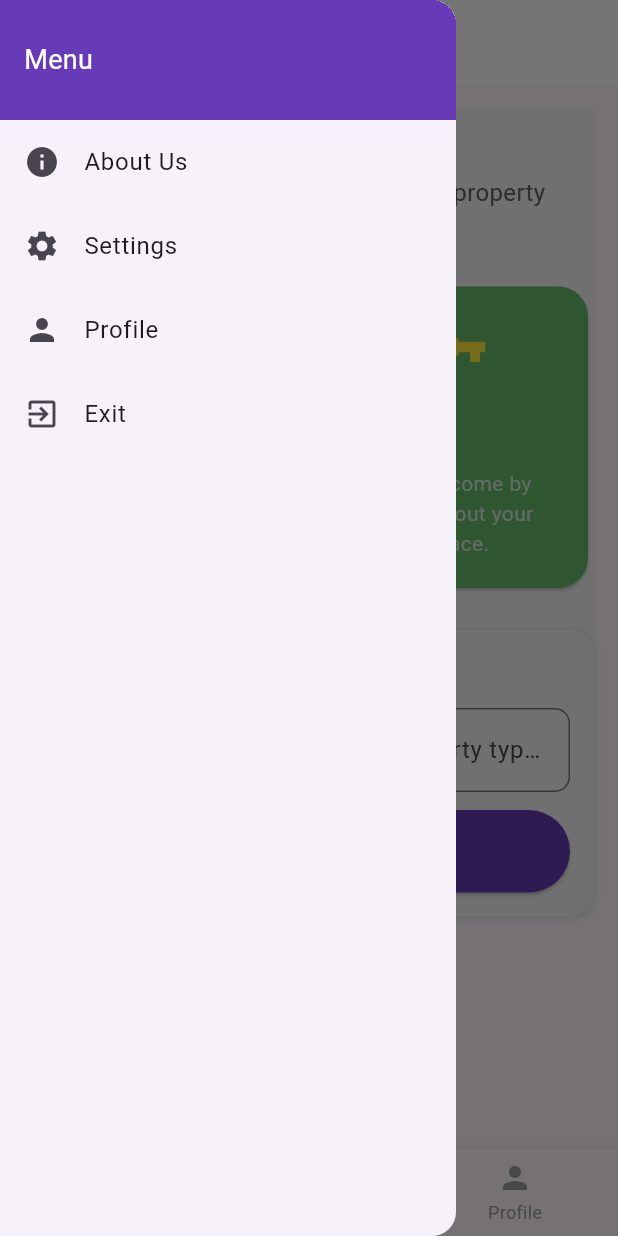
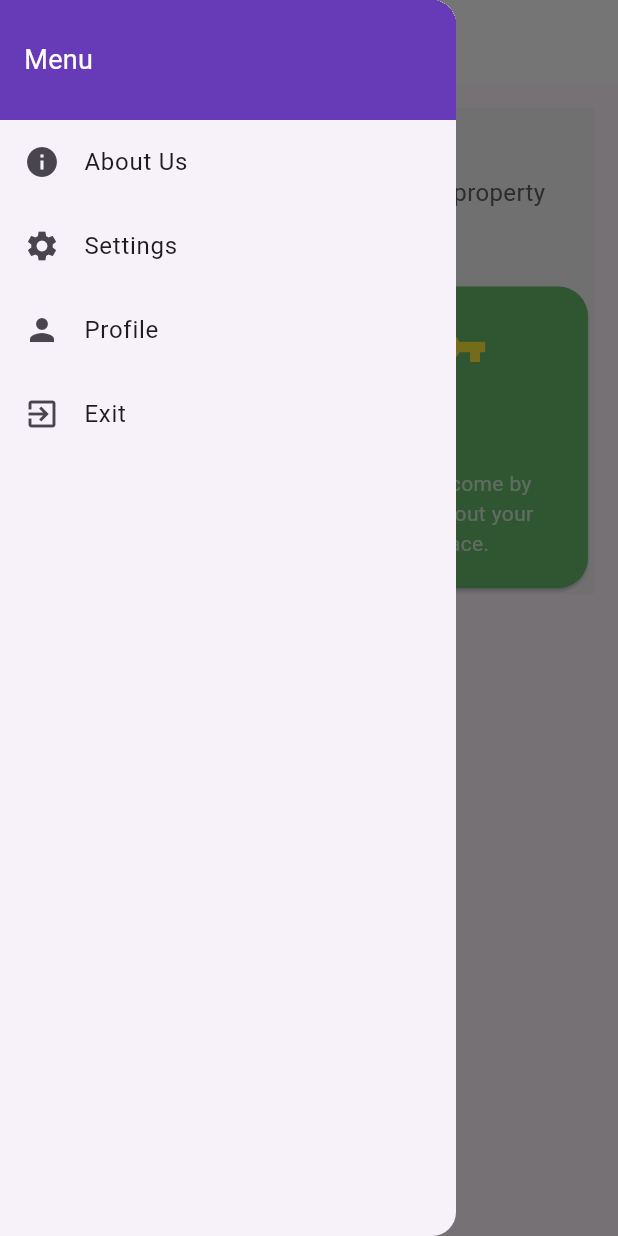
Before and after one commit to ROSHAN-basyal/propertyhub_frontend, a Flutter app: the PropertyHomePage screen opened directly, with the side drawer open, on a phone screen of 412 x 824 dp. Run offline on Flutter 3.47's test engine with Material 3 defaults, Android fonts, the phone set to English and light mode, and no system bars; network calls fail.

Commit message:
updated UI with listings

```diff
--- a/lib/home.dart
+++ b/lib/home.dart
@@ -193,68 +193,12 @@ class PropertyHomePage extends StatelessWidget {
                   ),
                 ],
               ),
-              SizedBox(height: 24),
-              Container(
-                padding: EdgeInsets.all(16),
-                decoration: BoxDecoration(
-                  borderRadius: BorderRadius.circular(16),
-                  color: Colors.grey.shade100,
-                  boxShadow: [BoxShadow(blurRadius: 4, color: Colors.black12)],
-                ),
-                child: Column(
-                  crossAxisAlignment: CrossAxisAlignment.start,
-                  children: [
-                    Text(
-                      "Quick Search",
-                      style: TextStyle(
-                        fontWeight: FontWeight.bold,
-                        fontSize: 18,
-                      ),
-                    ),
-                    SizedBox(height: 10),
-                    TextField(
-                      decoration: InputDecoration(
-                        hintText: "Search by city, area, or property type...",
-                        prefixIcon: Icon(Icons.search),
-                        border: OutlineInputBorder(
-                          borderRadius: BorderRadius.circular(10),
-                        ),
-                      ),
-                    ),
-                    SizedBox(height: 12),
-                    SizedBox(
-                      width: double.infinity,
-                      child: ElevatedButton(
-                        onPressed: () {},
-                        style: ElevatedButton.styleFrom(
-                          padding: EdgeInsets.symmetric(vertical: 16),
-                          backgroundColor: Colors.deepPurple,
-                        ),
-                        child: Text(
-                          "Search Properties",
-                          style: TextStyle(fontSize: 16,color: Colors.white),
-                        ),
-                      ),
-                    ),
-                  ],
-                ),
-              ),
+
             ],
           ),
         ),
       ),
-      bottomNavigationBar: BottomNavigationBar(
-        selectedItemColor: Colors.deepPurple,
-        unselectedItemColor: Colors.grey,
-        items: [
-          BottomNavigationBarItem(icon: Icon(Icons.home), label: "Home"),
-          BottomNavigationBarItem(
-            icon: Icon(Icons.apartment),
-            label: "Listings",
-          ),
-          BottomNavigationBarItem(icon: Icon(Icons.person), label: "Profile"),
-        ],
-      ),
+
     );
   }
 }
```
Also changed, not shown: lib/HomeWithBottomNav.dart (added, +45 -0 lines), lib/listingpage.dart (added, +123 -0 lines), lib/login.dart (+5 -4 lines).
